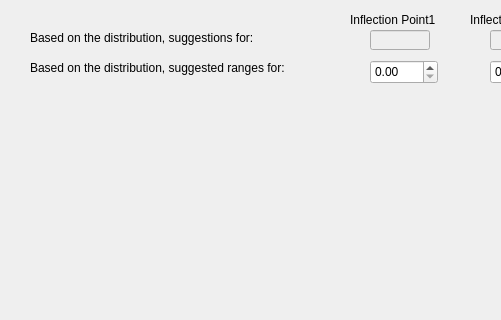
gihankaushyal/PixelAnomalyDetectorTool, file sortForMLGUI.ui: the form before one commit; both pictures show x 0 to 501 and y 0 to 320 of the 767 by 509 pixel window.
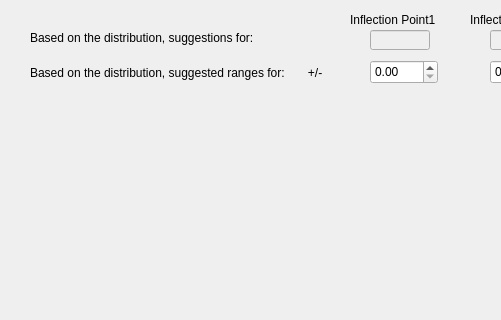
The form after the commit.

Commit message: added detailed distractions to file path and range

What changed in the file:
```diff
--- a/sortForMLGUI.ui
+++ b/sortForMLGUI.ui
@@ -128,13 +128,13 @@
    <property name="geometry">
     <rect>
      <x>30</x>
-     <y>60</y>
-     <width>301</width>
+     <y>65</y>
+     <width>341</width>
      <height>16</height>
     </rect>
    </property>
    <property name="text">
-    <string>Based on the distribution, suggested ranges for:</string>
+    <string>Based on the distribution, suggested ranges for:       +/-</string>
    </property>
   </widget>
  </widget>
```
